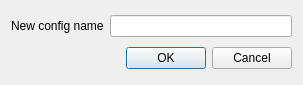
Before: the Qt Designer form Forms/NewConfigDialog.ui in Youda008/DoomRunner, drawn with Qt 5.
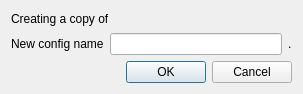
After: the same form once the commit is applied.

What changed in the file:
```diff
--- a/Forms/NewConfigDialog.ui
+++ b/Forms/NewConfigDialog.ui
@@ -7,13 +7,20 @@
     <x>0</x>
     <y>0</y>
     <width>303</width>
-    <height>85</height>
+    <height>94</height>
    </rect>
   </property>
   <property name="windowTitle">
    <string>New config file</string>
   </property>
   <layout class="QVBoxLayout" name="verticalLayout">
+   <item>
+    <widget class="QLabel" name="infoLabel">
+     <property name="text">
+      <string>Creating a copy of &lt;orig_config_file_name&gt;</string>
+     </property>
+    </widget>
+   </item>
    <item>
     <layout class="QHBoxLayout" name="horizontalLayout">
      <item>
@@ -26,6 +33,13 @@
      <item>
       <widget class="QLineEdit" name="configNameLine"/>
      </item>
+     <item>
+      <widget class="QLabel" name="suffixLabel">
+       <property name="text">
+        <string>.&lt;config_suffix&gt;</string>
+       </property>
+      </widget>
+     </item>
     </layout>
    </item>
    <item>
```
